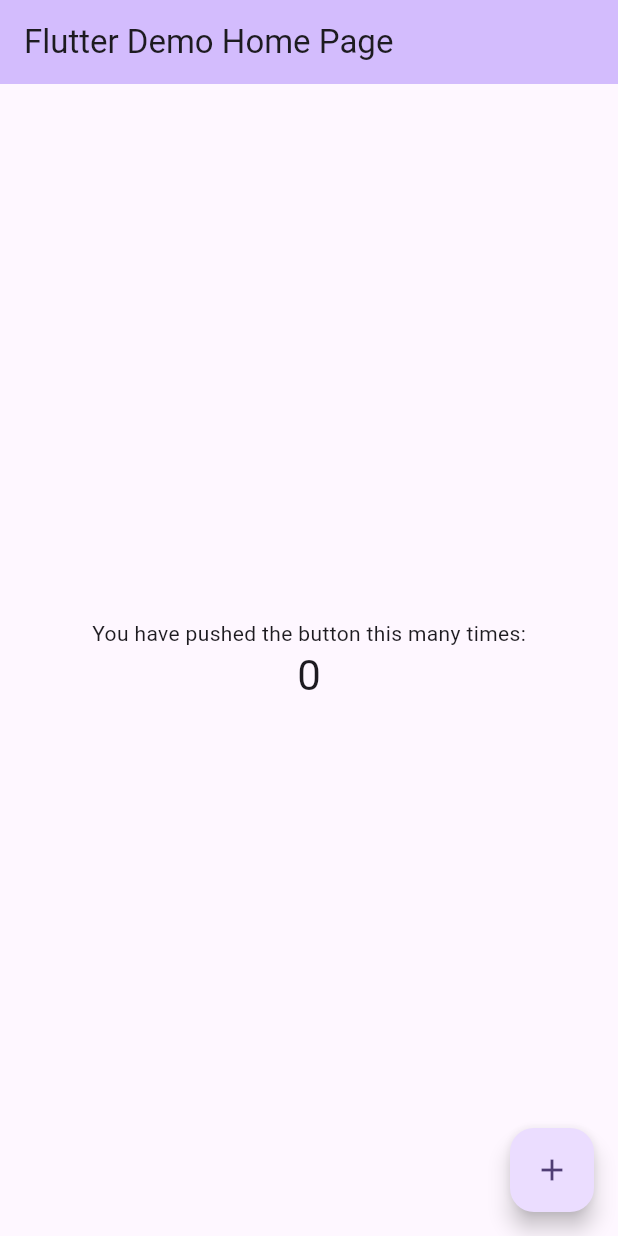
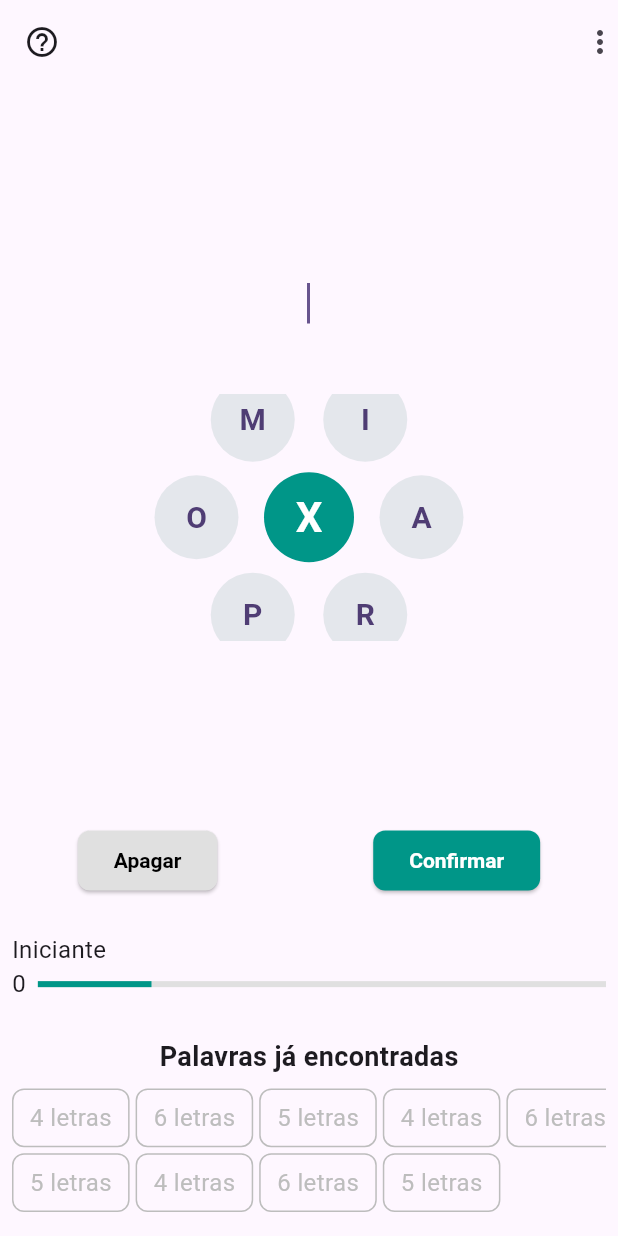
Before and after one commit to DouglasValerio/SoletraApp, a Flutter app: the screen it shows after launch, on a phone screen of 412 x 824 dp. Run offline on Flutter 3.47's test engine with Material 3 defaults, Android fonts, the phone set to English and light mode, and no system bars.

```diff
--- a/lib/main.dart
+++ b/lib/main.dart
@@ -1,4 +1,6 @@
 import 'package:flutter/material.dart';
+
+import 'package:soletra_app/views/widgets/word_game_widget.dart';
 
 void main() {
   runApp(const MyApp());
@@ -11,115 +13,12 @@ class MyApp extends StatelessWidget {
   @override
   Widget build(BuildContext context) {
     return MaterialApp(
-      title: 'Flutter Demo',
+      title: 'Spelling Fly',
       theme: ThemeData(
-        // This is the theme of your application.
-        //
-        // TRY THIS: Try running your application with "flutter run". You'll see
-        // the application has a purple toolbar. Then, without quitting the app,
-        // try changing the seedColor in the colorScheme below to Colors.green
-        // and then invoke "hot reload" (save your changes or press the "hot
-        // reload" button in a Flutter-supported IDE, or press "r" if you used
-        // the command line to start the app).
-        //
-        // Notice that the counter didn't reset back to zero; the application
-        // state is not lost during the reload. To reset the state, use hot
-        // restart instead.
-        //
-        // This works for code too, not just values: Most code changes can be
-        // tested with just a hot reload.
         colorScheme: ColorScheme.fromSeed(seedColor: Colors.deepPurple),
         useMaterial3: true,
       ),
-      home: const MyHomePage(title: 'Flutter Demo Home Page'),
+      home: const WordGameUI(),
     );
   }
 }
-
-class MyHomePage extends StatefulWidget {
-  const MyHomePage({super.key, required this.title});
-
-  // This widget is the home page of your application. It is stateful, meaning
-  // that it has a State object (defined below) that contains fields that affect
-  // how it looks.
-
-  // This class is the configuration for the state. It holds the values (in this
-  // case the title) provided by the parent (in this case the App widget) and
-  // used by the build method of the State. Fields in a Widget subclass are
-  // always marked "final".
-
-  final String title;
-
-  @override
-  State<MyHomePage> createState() => _MyHomePageState();
-}
-
-class _MyHomePageState extends State<MyHomePage> {
-  int _counter = 0;
-
-  void _incrementCounter() {
-    setState(() {
-      // This call to setState tells the Flutter framework that something has
-      // changed in this State, which causes it to rerun the build method below
-      // so that the display can reflect the updated values. If we changed
-      // _counter without calling setState(), then the build method would not be
-      // called again, and so nothing would appear to happen.
-      _counter++;
-    });
-  }
-
-  @override
-  Widget build(BuildContext context) {
-    // This method is rerun every time setState is called, for instance as done
-    // by the _incrementCounter method above.
-    //
-    // The Flutter framework has been optimized to make rerunning build methods
-    // fast, so that you can just rebuild anything that needs updating rather
-    // than having to individually change instances of widgets.
-    return Scaffold(
-      appBar: AppBar(
-        // TRY THIS: Try changing the color here to a specific color (to
-        // Colors.amber, perhaps?) and trigger a hot reload to see the AppBar
-        // change color while the other colors stay the same.
-        backgroundColor: Theme.of(context).colorScheme.inversePrimary,
-        // Here we take the value from the MyHomePage object that was created by
-        // the App.build method, and use it to set our appbar title.
-        title: Text(widget.title),
-      ),
-      body: Center(
-        // Center is a layout widget. It takes a single child and positions it
-        // in the middle of the parent.
-        child: Column(
-          // Column is also a layout widget. It takes a list of children and
-          // arranges them vertically. By default, it sizes itself to fit its
-          // children horizontally, and tries to be as tall as its parent.
-          //
-          // Column has various properties to control how it sizes itself and
-          // how it positions its children. Here we use mainAxisAlignment to
-          // center the children vertically; the main axis here is the vertical
-          // axis because Columns are vertical (the cross axis would be
-          // horizontal).
-          //
-          // TRY THIS: Invoke "debug painting" (choose the "Toggle Debug Paint"
-          // action in the IDE, or press "p" in the console), to see the
-          // wireframe for each widget.
-          mainAxisAlignment: MainAxisAlignment.center,
-          children: <Widget>[
-            const Text(
-              'You have pushed the button this many times:',
-            ),
-            Text(
-              '$_counter',
-              style: Theme.of(context).textTheme.headlineMedium,
-            ),
-          ],
-        ),
-      ),
-      floatingActionButton: FloatingActionButton(
-        onPressed: _incrementCounter,
-        tooltip: 'Increment',
-        child: const Icon(Icons.add),
-      ), // This trailing comma makes auto-formatting nicer for build methods.
-    );
-  }
-}
--- /dev/null
+++ b/lib/views/widgets/word_game_widget.dart
@@ -0,0 +1,261 @@
+import 'package:flutter/material.dart';
+
+import 'dart:math' as math;
+
+class WordGameUI extends StatefulWidget {
+  const WordGameUI({super.key});
+
+  @override
+  State<WordGameUI> createState() => _WordGameUIState();
+}
+class _WordGameUIState extends State<WordGameUI> {
+  final _controller = TextEditingController();
+
+  final _focusNode = FocusNode();
+
+  @override
+  void initState() {
+    super.initState();
+    Future.delayed(Duration.zero, () {
+      _focusNode.requestFocus();
+    });
+  }
+
+  @override
+  Widget build(BuildContext context) {
+    return SafeArea(
+      child: Scaffold(
+        appBar: AppBar(
+          leading: IconButton(
+            onPressed: (){
+              // Scaffold.of(context).openDrawer();
+            },
+            icon: const Icon(Icons.help_outline)),
+          actions: const [
+            Icon(Icons.more_vert),
+          ],
+        ),
+        body: Column(
+          crossAxisAlignment: CrossAxisAlignment.center,
+          children: [
+
+            const Spacer(),
+            Center(
+              child: TextField(
+                readOnly: true,
+                showCursor: true,
+                controller: _controller,
+                focusNode: _focusNode,
+                textAlign: TextAlign.center,
+                style: const TextStyle(
+                  fontSize: 18,
+                  fontWeight: FontWeight.w500,
+                ),
+                decoration: const InputDecoration(border: InputBorder.none),
+              ),
+            ),
+
+            const SizedBox(
+              height: 36,
+            ),
+
+            SizedBox(
+              width: MediaQuery.sizeOf(context).width,
+              height: MediaQuery.sizeOf(context).height * 0.2,
+              child: Stack(
+                alignment: Alignment.center,
+                children: [
+                  // Circle for the center letter
+                  GestureDetector(
+                    onTap: () {
+                      _controller.text = '${_controller.text}X';
+                    },
+                    child: const CircleAvatar(
+                      radius: 30,
+                      backgroundColor: Colors.teal,
+                      child: Text(
+                        'X',
+                        style: TextStyle(
+                          color: Colors.white,
+                          fontSize: 28,
+                          fontWeight: FontWeight.bold,
+                        ),
+                      ),
+                    ),
+                  ),
+
+                  // Surrounding letters
+                  ..._buildOuterLetters([
+                    'A',
+                    'R',
+                    'P',
+                    'O',
+                    'M',
+                    'I',
+                  ], context, (value) {
+                    _controller.text = '${_controller.text}$value';
+                  }),
+                ],
+              ),
+            ),
+
+            const Spacer(),
+
+            Row(
+              mainAxisAlignment: MainAxisAlignment.spaceAround,
+              children: [
+                ElevatedButton(
+                  onPressed: () {
+                    if (_controller.text.isNotEmpty) {
+                      _controller.text = _controller.text
+                          .substring(0, _controller.text.length - 1);
+                    }
+                  },
+                  onLongPress: () {
+                    _controller.clear();
+                  },
+                  style: ElevatedButton.styleFrom(
+                    backgroundColor: Colors.grey.shade300,
+                    textStyle: const TextStyle(fontWeight: FontWeight.w700),
+                    foregroundColor: Colors.black,
+                    shape: RoundedRectangleBorder(
+                      borderRadius: BorderRadius.circular(8),
+                    ),
+                  ),
+                  child: const Text(
+                    'Apagar',
+                  ),
+                ),
+                ElevatedButton(
+                  onPressed: () {},
+                  style: ElevatedButton.styleFrom(
+                    backgroundColor: Colors.teal,
+                    foregroundColor: Colors.white,
+                    textStyle: const TextStyle(fontWeight: FontWeight.w700),
+                    shape: RoundedRectangleBorder(
+                      borderRadius: BorderRadius.circular(8),
+                    ),
+                  ),
+                  child: const Text('Confirmar', ),
+                ),
+              ],
+            ),
+
+            const SizedBox(height: 16),
+            Column(
+              children: [
+                Padding(
+                  padding: const EdgeInsets.all(8.0),
+                  child: Column(
+                    crossAxisAlignment: CrossAxisAlignment.start,
+                    children: [
+                      const Text(
+                        'Iniciante',
+                        textAlign: TextAlign.left,
+                        style: TextStyle(fontSize: 16),
+                      ),
+                      const SizedBox(width: 8),
+                      Row(
+                        children: [
+                          const Text(
+                            '0',
+                            style: TextStyle(fontSize: 16),
+                          ),
+                          const SizedBox(width: 8),
+                          Expanded(
+                            child: LinearProgressIndicator(
+                              value: 0.2,
+                              backgroundColor: Colors.grey.shade300,
+                              color: Colors.teal,
+                            ),
+                          ),
+
+                        ],
+                      ),
+                    ],
+                  ),
+                ),
+                const SizedBox(height: 16),
+                const Text(
+                  'Palavras já encontradas',
+                  style: TextStyle(fontSize: 18, fontWeight: FontWeight.bold),
+                ),
+                const SizedBox(height: 8),
+                Container(
+                  padding: const EdgeInsets.symmetric(horizontal: 8),
+                  width: MediaQuery.sizeOf(context).width,
+                  height: MediaQuery.sizeOf(context).height * 0.1,
+                  child: GridView.builder(
+                    shrinkWrap: true,
+                    scrollDirection: Axis.horizontal,
+                    gridDelegate:
+                        const SliverGridDelegateWithFixedCrossAxisCount(
+                      crossAxisCount: 2,
+                      childAspectRatio: .5,
+                      crossAxisSpacing: 4,
+                      mainAxisSpacing: 4,
+                    ),
+                    itemCount: 9, // Adjust according to your word count
+                    itemBuilder: (context, index) {
+                      return Container(
+                        height: 60,
+                        decoration: BoxDecoration(
+                          borderRadius: BorderRadius.circular(8),
+                          border: Border.all(color: Colors.grey.shade400),
+                        ),
+                        alignment: Alignment.center,
+                        child: Text(
+                          '${(index % 3) + 4} letras',
+                          style: TextStyle(
+                              color: Colors.grey.shade400, fontSize: 16),
+                        ),
+                      );
+                    },
+                  ),
+                ),
+              ],
+            ),
+
+            const SizedBox(height: 16),
+          ],
+
+        ),
+        drawer: Placeholder(),
+      ),
+    );
+  }
+
+  // Helper method to build surrounding letters
+  List<Widget> _buildOuterLetters(
+      List<String> letters, BuildContext context, Function(String) onTap) {
+    const double radius = 75;
+    final double angleIncrement = (2 * math.pi) / letters.length;
+    const double avatarRadius = 28;
+    return List.generate(letters.length, (index) {
+      final angle = angleIncrement * index;
+      final double dx = radius * math.cos(angle);
+      final double dy = radius * math.sin(angle);
+
+      return Positioned(
+        left: ((MediaQuery.sizeOf(context).width * 0.5) - avatarRadius) + dx,
+        top: ((MediaQuery.sizeOf(context).height * 0.1) - avatarRadius) + dy,
+        child: GestureDetector(
+          onTap: () {
+            onTap(letters[index]);
+          },
+          child: CircleAvatar(
+            radius: avatarRadius,
+            backgroundColor: const Color(0xFFE4E7EC),
+            child: Text(
+              letters[index],
+              style: const TextStyle(
+                fontSize: 20,
+                fontWeight: FontWeight.bold,
+              ),
+            ),
+          ),
+        ),
+      );
+    });
+  }
+}
```
